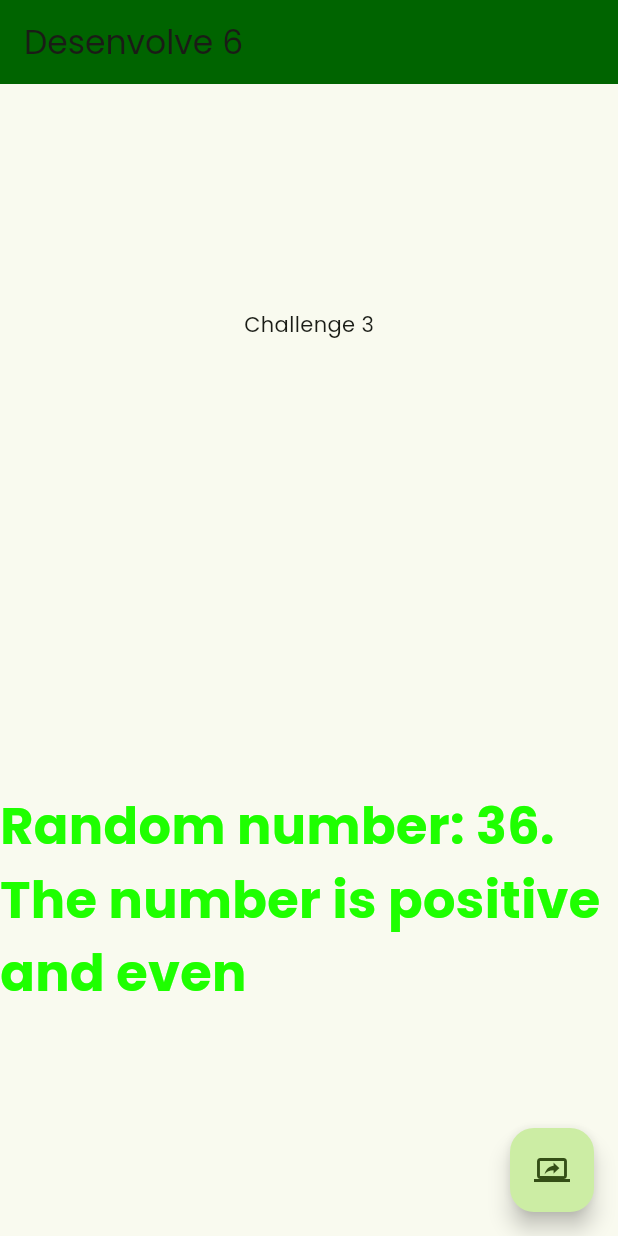
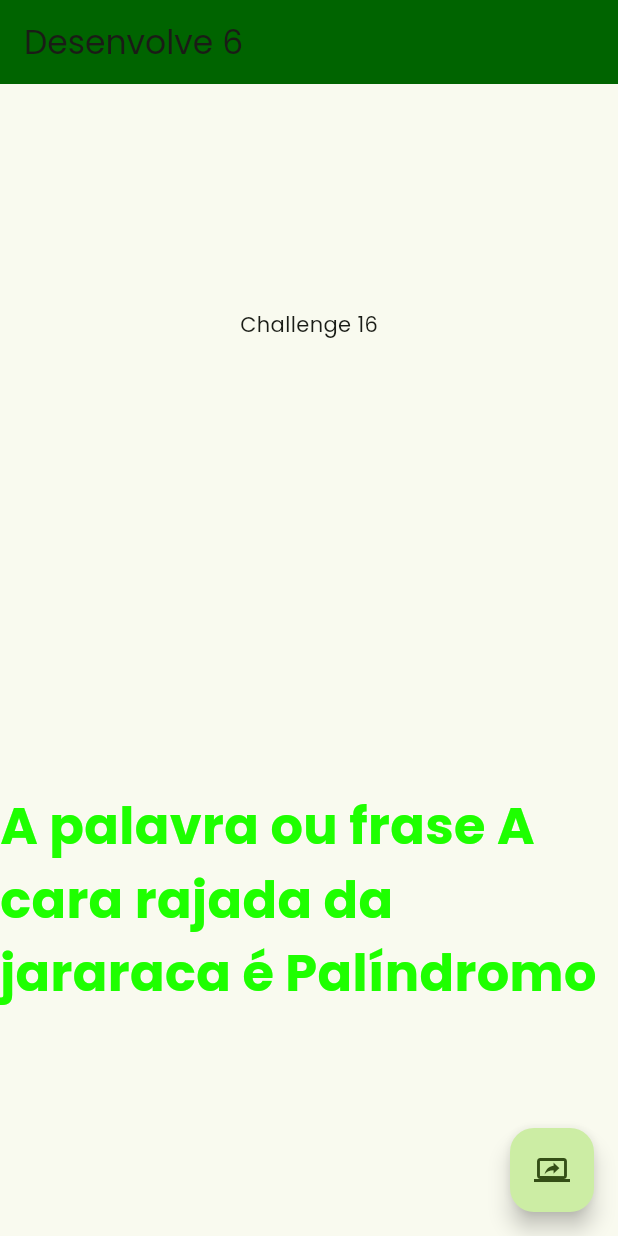
Before and after one commit to desenvolve06/gr6-projeto1, a Flutter app: the screen it shows after launch, after a tap on the "screen share" icon, on a phone screen of 412 x 824 dp. Run offline on Flutter 3.47's test engine with Material 3 defaults, Android fonts, the light colour scheme and no system bars; our stand-ins replace google_fonts.

Commit message:
feat: Create function _challenge16

```diff
--- a/lib/main.dart
+++ b/lib/main.dart
@@ -98,6 +98,26 @@ class _MyHomePageState extends State<MyHomePage> {
     });
   }
 
+
+  void _challenge16(String palavra) {
+  List<String> palavraArray = palavra.toLowerCase().split('');
+  for (int i = 0; i < palavraArray.length; i++) {
+    if (palavraArray[i] == " ") {
+      palavraArray.removeAt(i);
+    }
+  }
+  List<String> palavraAoContrario = palavraArray.reversed.toList();
+
+  setState(() {
+    _textChallenge = "Challenge 16";
+    if (palavraAoContrario.join('') == palavraArray.join('')) {
+    _result = "A palavra ou frase $palavra é Palíndromo";
+  } else {
+    _result = "A palavra ou frase $palavra não é Palíndromo";
+  }
+  });
+
+}
   Color darkGreenColor = const Color(0xFF006400);
   @override
   Widget build(BuildContext context) {
@@ -151,7 +171,7 @@ class _MyHomePageState extends State<MyHomePage> {
         ),
       ),
       floatingActionButton: FloatingActionButton(
-        onPressed: _challenge4,
+        onPressed: () => _challenge16("A cara rajada da jararaca"),
         tooltip: 'Increment',
         child: const Icon(Icons.screen_share_outlined),
       ), // This trailing comma makes auto-formatting nicer for build methods.
```
